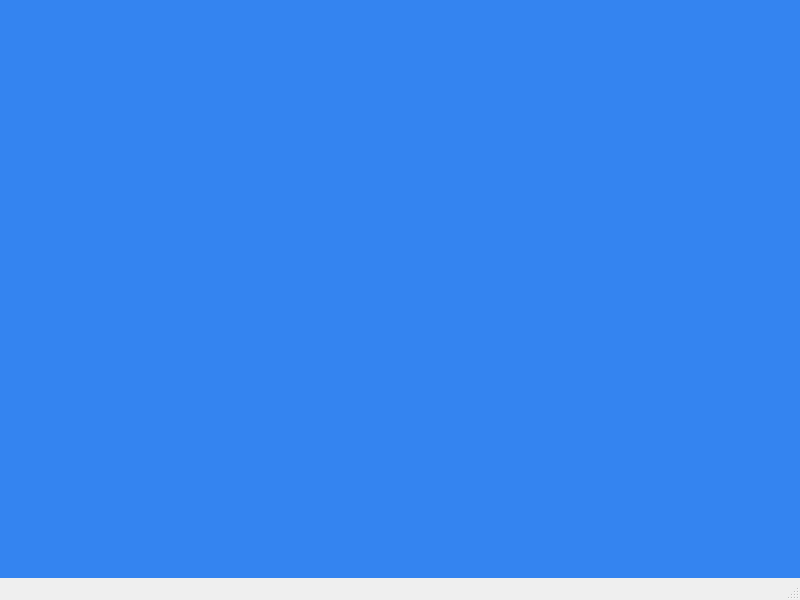
Old version of the form settings.ui in the repository dreyyan/Project.4.QuizMake.
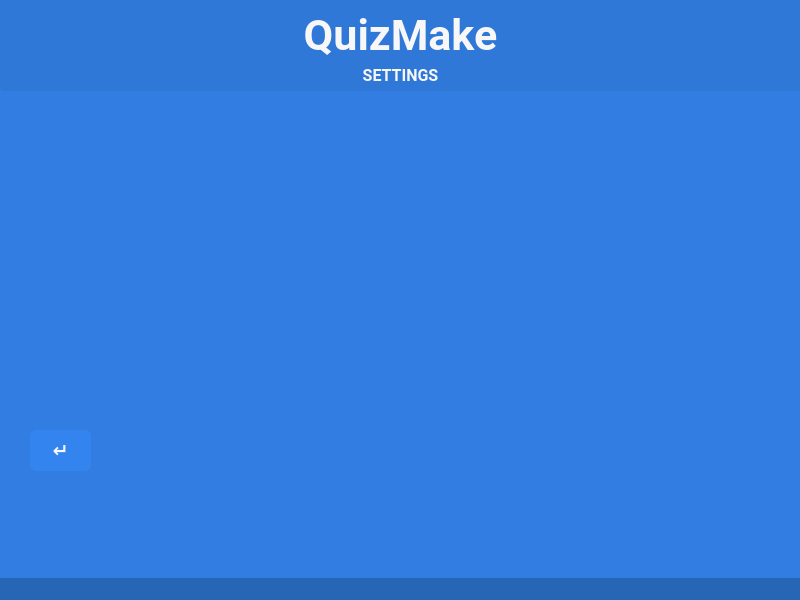
New version of the form.

Commit message: interface tweaks, added return button

Diff of the .ui file:
```diff
--- a/settings.ui
+++ b/settings.ui
@@ -13,10 +13,113 @@
   <property name="windowTitle">
    <string>MainWindow</string>
   </property>
+  <property name="styleSheet">
+   <string notr="true">background-color: rgb(39, 101, 181);</string>
+  </property>
   <widget class="QWidget" name="centralwidget">
    <property name="styleSheet">
-    <string notr="true">background-color: #3484F0;</string>
+    <string notr="true">background-color: rgb(49, 125, 225);</string>
    </property>
+   <widget class="QLabel" name="l_title">
+    <property name="geometry">
+     <rect>
+      <x>0</x>
+      <y>0</y>
+      <width>801</width>
+      <height>71</height>
+     </rect>
+    </property>
+    <property name="font">
+     <font>
+      <family>Roboto</family>
+      <pointsize>32</pointsize>
+      <weight>75</weight>
+      <bold>true</bold>
+      <stylestrategy>PreferAntialias</stylestrategy>
+      <kerning>true</kerning>
+     </font>
+    </property>
+    <property name="styleSheet">
+     <string notr="true">color: #F7F7F7;
+background-color: rgb(47, 120, 216);
+font-weight: bold;
+</string>
+    </property>
+    <property name="text">
+     <string>QuizMake</string>
+    </property>
+    <property name="alignment">
+     <set>Qt::AlignCenter</set>
+    </property>
+   </widget>
+   <widget class="QLabel" name="l_settings">
+    <property name="geometry">
+     <rect>
+      <x>0</x>
+      <y>60</y>
+      <width>801</width>
+      <height>31</height>
+     </rect>
+    </property>
+    <property name="font">
+     <font>
+      <family>Roboto</family>
+      <pointsize>12</pointsize>
+      <weight>75</weight>
+      <bold>true</bold>
+      <stylestrategy>PreferAntialias</stylestrategy>
+      <kerning>true</kerning>
+     </font>
+    </property>
+    <property name="styleSheet">
+     <string notr="true">color: #F7F7F7;
+background-color: rgb(47, 120, 216);
+font-weight: bold;
+border-radius: 4px;</string>
+    </property>
+    <property name="text">
+     <string>SETTINGS</string>
+    </property>
+    <property name="alignment">
+     <set>Qt::AlignCenter</set>
+    </property>
+   </widget>
+   <widget class="QPushButton" name="b_return">
+    <property name="geometry">
+     <rect>
+      <x>30</x>
+      <y>430</y>
+      <width>61</width>
+      <height>41</height>
+     </rect>
+    </property>
+    <property name="font">
+     <font>
+      <family>Roboto</family>
+      <pointsize>14</pointsize>
+      <weight>75</weight>
+      <bold>true</bold>
+      <stylestrategy>PreferAntialias</stylestrategy>
+     </font>
+    </property>
+    <property name="styleSheet">
+     <string notr="true">QPushButton {
+color: #F7F7F7;
+background-color: #3484F0;
+border-radius: 6px;
+font-weight: bold;
+}
+
+QPushButton::hover {
+background-color: rgb(47, 118, 212);
+}
+
+</string>
+    </property>
+    <property name="text">
+     <string>↵</string>
+    </property>
+   </widget>
   </widget>
   <widget class="QMenuBar" name="menubar">
    <property name="geometry">
```
The commit also changes 24 other files.
